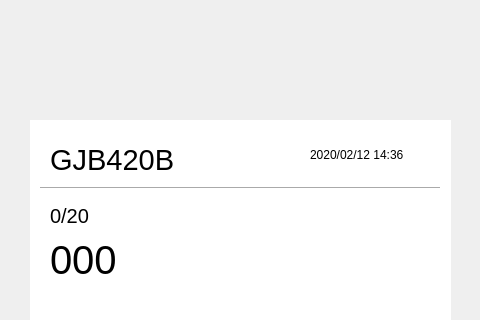
Qt form particlecountertest.ui (1996zjun/foutinone) before a commit; both pictures show x 0 to 480 and y 0 to 320 of the 1024 by 768 pixel window.
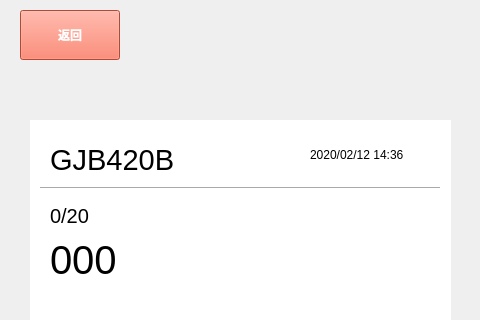
The same form after that commit.

Diff of the .ui file:
```diff
--- a/particlecountertest.ui
+++ b/particlecountertest.ui
@@ -352,6 +352,22 @@
     </property>
    </widget>
   </widget>
+  <widget class="QPushButton" name="backButton">
+   <property name="geometry">
+    <rect>
+     <x>20</x>
+     <y>10</y>
+     <width>100</width>
+     <height>50</height>
+    </rect>
+   </property>
+   <property name="styleSheet">
+    <string notr="true">QPushButton { background: #FF6347; color: #fff; font-weight: bold; }</string>
+   </property>
+   <property name="text">
+    <string>返回</string>
+   </property>
+  </widget>
  </widget>
  <resources/>
  <connections/>
```
